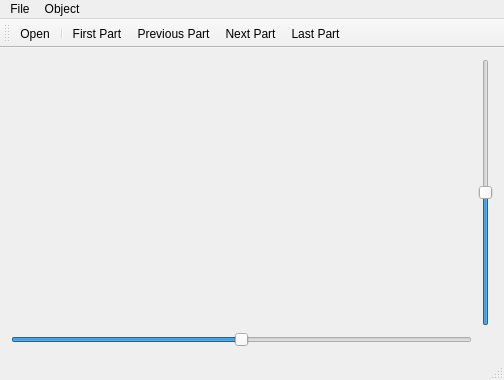
Before: the Qt Designer form mainwindow.ui in RicoP/emdGLViewer, drawn with Qt 5.
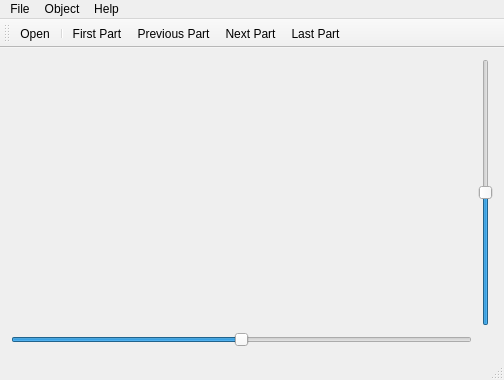
After: the same form once the commit is applied. Icons and pictures are not drawn.

The edit to the form file:
```diff
--- a/mainwindow.ui
+++ b/mainwindow.ui
@@ -78,8 +78,15 @@
     <addaction name="actionLastPart"/>
     <addaction name="actionFirstPart"/>
    </widget>
+   <widget class="QMenu" name="menuHelp">
+    <property name="title">
+     <string>Help</string>
+    </property>
+    <addaction name="actionAbout"/>
+   </widget>
    <addaction name="menuFile"/>
    <addaction name="menuObject"/>
+   <addaction name="menuHelp"/>
   </widget>
   <widget class="QStatusBar" name="statusBar"/>
   <widget class="QToolBar" name="toolBar">
```
Left out of the diff: 9 changed lines with no effect on the pictures.
